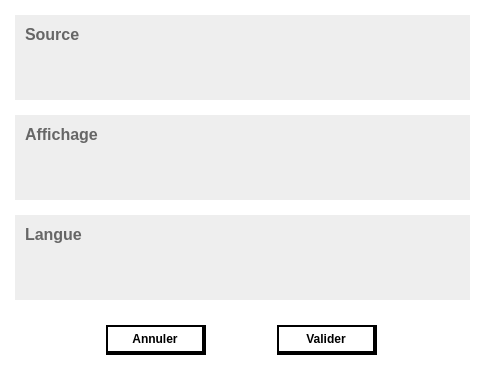
MathGravel/ImageRec, file src/fenetreparametres.ui: the form before one commit.
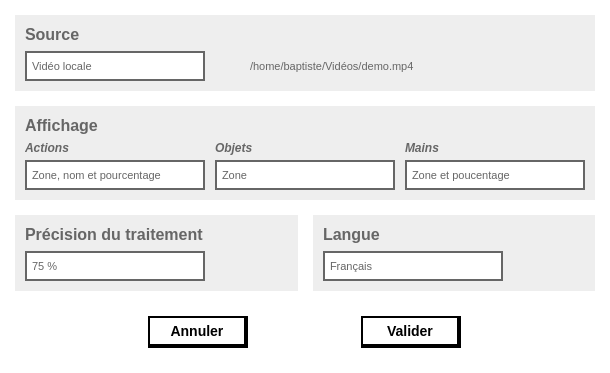
The form after the commit. Icons and pictures are not drawn. Custom widgets are drawn as their Qt base class.

What changed in the file:
```diff
--- a/src/fenetreparametres.ui
+++ b/src/fenetreparametres.ui
@@ -6,10 +6,28 @@
    <rect>
     <x>0</x>
     <y>0</y>
-    <width>485</width>
-    <height>380</height>
+    <width>610</width>
+    <height>373</height>
    </rect>
   </property>
+  <property name="sizePolicy">
+   <sizepolicy hsizetype="Fixed" vsizetype="Fixed">
+    <horstretch>0</horstretch>
+    <verstretch>0</verstretch>
+   </sizepolicy>
+  </property>
+  <property name="minimumSize">
+   <size>
+    <width>610</width>
+    <height>373</height>
+   </size>
+  </property>
+  <property name="maximumSize">
+   <size>
+    <width>610</width>
+    <height>373</height>
+   </size>
+  </property>
   <property name="windowTitle">
    <string>Paramètres</string>
   </property>
@@ -20,10 +38,7 @@
   <property name="styleSheet">
    <string notr="true">background-color: #ffffff;</string>
   </property>
-  <layout class="QVBoxLayout" name="verticalLayout" stretch="4,4,4,1">
-   <property name="spacing">
-    <number>15</number>
-   </property>
+  <layout class="QGridLayout" name="gridLayout" rowstretch="5,5,5,1">
    <property name="leftMargin">
     <number>15</number>
    </property>
@@ -36,8 +51,11 @@
    <property name="bottomMargin">
     <number>15</number>
    </property>
-   <item>
-    <widget class="QFrame" name="source">
+   <property name="spacing">
+    <number>15</number>
+   </property>
+   <item row="1" column="0" colspan="2">
+    <widget class="QFrame" name="affichage">
      <property name="styleSheet">
       <string notr="true">background-color: #eee;
 border: none;
@@ -49,48 +67,341 @@
      <property name="frameShadow">
       <enum>QFrame::Raised</enum>
      </property>
-     <widget class="QLabel" name="sourceTitre">
-      <property name="geometry">
-       <rect>
-        <x>10</x>
-        <y>10</y>
-        <width>284</width>
-        <height>20</height>
-       </rect>
+     <layout class="QGridLayout" name="gridLayout_3">
+      <property name="leftMargin">
+       <number>10</number>
       </property>
-      <property name="sizePolicy">
-       <sizepolicy hsizetype="Preferred" vsizetype="Preferred">
-        <horstretch>0</horstretch>
-        <verstretch>0</verstretch>
-       </sizepolicy>
+      <property name="topMargin">
+       <number>10</number>
       </property>
-      <property name="minimumSize">
-       <size>
-        <width>0</width>
-        <height>20</height>
-       </size>
+      <property name="rightMargin">
+       <number>10</number>
       </property>
-      <property name="maximumSize">
-       <size>
-        <width>16777215</width>
-        <height>16777215</height>
-       </size>
+      <property name="bottomMargin">
+       <number>10</number>
       </property>
-      <property name="styleSheet">
-       <string notr="true">font-size: 16px;
-font-weight: bold;</string>
+      <property name="horizontalSpacing">
+       <number>10</number>
       </property>
-      <property name="text">
-       <string>Source</string>
+      <property name="verticalSpacing">
+       <number>5</number>
       </property>
-      <property name="alignment">
-       <set>Qt::AlignLeading|Qt::AlignLeft|Qt::AlignTop</set>
-      </property>
-     </widget>
+      <item row="0" column="0">
+       <widget class="QLabel" name="affichageTitre">
+        <property name="sizePolicy">
+         <sizepolicy hsizetype="Preferred" vsizetype="Preferred">
+          <horstretch>0</horstretch>
+          <verstretch>0</verstretch>
+         </sizepolicy>
+        </property>
+        <property name="minimumSize">
+         <size>
+          <width>0</width>
+          <height>20</height>
+         </size>
+        </property>
+        <property name="maximumSize">
+         <size>
+          <width>16777215</width>
+          <height>16777215</height>
+         </size>
+        </property>
+        <property name="styleSheet">
+         <string notr="true">font-size: 16px;
+font-weight: bold;</string>
+        </property>
+        <property name="text">
+         <string>Affichage</string>
+        </property>
+        <property name="alignment">
+         <set>Qt::AlignLeading|Qt::AlignLeft|Qt::AlignTop</set>
+        </property>
+       </widget>
+      </item>
+      <item row="1" column="0">
+       <widget class="QLabel" name="actions">
+        <property name="styleSheet">
+         <string notr="true">font-weight: bold;
+font-style: italic;
+font-size: 12px;</string>
+        </property>
+        <property name="text">
+         <string>Actions</string>
+        </property>
+       </widget>
+      </item>
+      <item row="1" column="1">
+       <widget class="QLabel" name="objets">
+        <property name="styleSheet">
+         <string notr="true">font-weight: bold;
+font-style: italic;
+font-size: 12px;</string>
+        </property>
+        <property name="text">
+         <string>Objets</string>
+        </property>
+       </widget>
+      </item>
+      <item row="1" column="2">
+       <widget class="QLabel" name="mains">
+        <property name="styleSheet">
+         <string notr="true">font-weight: bold;
+font-style: italic;
+font-size: 12px;</string>
+        </property>
+        <property name="text">
+         <string>Mains</string>
+        </property>
+       </widget>
+      </item>
+      <item row="2" column="0">
+       <widget class="QComboBox" name="actionsChoix">
+        <property name="minimumSize">
+         <size>
+          <width>180</width>
+          <height>0</height>
+         </size>
+        </property>
+        <property name="maximumSize">
+         <size>
+          <width>140</width>
+          <height>16777215</height>
+         </size>
+        </property>
+        <property name="cursor">
+         <cursorShape>PointingHandCursor</cursorShape>
+        </property>
+        <property name="styleSheet">
+         <string notr="true">QComboBox {
+border: 2px solid #666666;
+background-color: #ffffff;
+padding: 5px;
+font-size: 11px;
+}
+
+QComboBox::drop-down {
+border: none;
+margin-right: 10px;
+subcontrol-origin: padding;
+subcontrol-position: top right;
+}
+
+QComboBox::down-arrow {
+image: url(&quot;:/logos/arrow-bottom.png&quot;);
+width: 15px;
+height: 15px;
+}
+
+QComboBox QAbstractItemView {
+border: none;
+selection-background-color: #ddd;
+margin: 0px;
+padding: 0px;
+outline: 0px;
+}</string>
+        </property>
+        <property name="sizeAdjustPolicy">
+         <enum>QComboBox::AdjustToContentsOnFirstShow</enum>
+        </property>
+        <property name="frame">
+         <bool>true</bool>
+        </property>
+        <item>
+         <property name="text">
+          <string>Zone, nom et pourcentage</string>
+         </property>
+        </item>
+        <item>
+         <property name="text">
+          <string>Zone et nom</string>
+         </property>
+        </item>
+        <item>
+         <property name="text">
+          <string>Zone et poucentage</string>
+         </property>
+        </item>
+        <item>
+         <property name="text">
+          <string>Zone</string>
+         </property>
+        </item>
+        <item>
+         <property name="text">
+          <string>Rien</string>
+         </property>
+        </item>
+       </widget>
+      </item>
+      <item row="2" column="1">
+       <widget class="QComboBox" name="objetsChoix">
+        <property name="minimumSize">
+         <size>
+          <width>180</width>
+          <height>0</height>
+         </size>
+        </property>
+        <property name="maximumSize">
+         <size>
+          <width>140</width>
+          <height>16777215</height>
+         </size>
+        </property>
+        <property name="cursor">
+         <cursorShape>PointingHandCursor</cursorShape>
+        </property>
+        <property name="styleSheet">
+         <string notr="true">QComboBox {
+border: 2px solid #666666;
+background-color: #ffffff;
+padding: 5px;
+font-size: 11px;
+}
+
+QComboBox::drop-down {
+border: none;
+margin-right: 10px;
+subcontrol-origin: padding;
+subcontrol-position: top right;
+}
+
+QComboBox::down-arrow {
+image: url(&quot;:/logos/arrow-bottom.png&quot;);
+width: 15px;
+height: 15px;
+}
+
+QComboBox QAbstractItemView {
+border: none;
+selection-background-color: #ddd;
+margin: 0px;
+padding: 0px;
+outline: 0px;
+}</string>
+        </property>
+        <property name="currentIndex">
+         <number>3</number>
+        </property>
+        <property name="sizeAdjustPolicy">
+         <enum>QComboBox::AdjustToContentsOnFirstShow</enum>
+        </property>
+        <property name="frame">
+         <bool>true</bool>
+        </property>
+        <item>
+         <property name="text">
+          <string>Zone, nom et pourcentage</string>
+         </property>
+        </item>
+        <item>
+         <property name="text">
+          <string>Zone et nom</string>
+         </property>
+        </item>
+        <item>
+         <property name="text">
+          <string>Zone et poucentage</string>
+         </property>
+        </item>
+        <item>
+         <property name="text">
+          <string>Zone</string>
+         </property>
+        </item>
+        <item>
+         <property name="text">
+          <string>Rien</string>
+         </property>
+        </item>
+       </widget>
+      </item>
+      <item row="2" column="2">
+       <widget class="QComboBox" name="mainsChoix">
+        <property name="minimumSize">
+         <size>
+          <width>180</width>
+          <height>0</height>
+         </size>
+        </property>
+        <property name="maximumSize">
+         <size>
+          <width>140</width>
+          <height>16777215</height>
+         </size>
+        </property>
+        <property name="cursor">
+         <cursorShape>PointingHandCursor</cursorShape>
+        </property>
+        <property name="styleSheet">
+         <string notr="true">QComboBox {
+border: 2px solid #666666;
+background-color: #ffffff;
+padding: 5px;
+font-size: 11px;
+}
+
+QComboBox::drop-down {
+border: none;
+margin-right: 10px;
+subcontrol-origin: padding;
+subcontrol-position: top right;
+}
+
+QComboBox::down-arrow {
+image: url(&quot;:/logos/arrow-bottom.png&quot;);
+width: 15px;
+height: 15px;
+}
+
+QComboBox QAbstractItemView {
+border: none;
+selection-background-color: #ddd;
+margin: 0px;
+padding: 0px;
+outline: 0px;
+}</string>
+        </property>
+        <property name="currentIndex">
+         <number>2</number>
+        </property>
+        <property name="sizeAdjustPolicy">
+         <enum>QComboBox::AdjustToContentsOnFirstShow</enum>
+        </property>
+        <property name="frame">
+         <bool>true</bool>
+        </property>
+        <item>
+         <property name="text">
+          <string>Zone, nom et pourcentage</string>
+         </property>
+        </item>
+        <item>
+         <property name="text">
+          <string>Zone et nom</string>
+         </property>
+        </item>
+        <item>
+         <property name="text">
+          <string>Zone et poucentage</string>
+         </property>
+        </item>
+        <item>
+         <property name="text">
+          <string>Zone</string>
+         </property>
+        </item>
+        <item>
+         <property name="text">
+          <string>Rien</string>
+         </property>
+        </item>
+       </widget>
+      </item>
+     </layout>
     </widget>
    </item>
-   <item>
-    <widget class="QFrame" name="video">
+   <item row="2" column="0">
+    <widget class="QFrame" name="traitement">
      <property name="styleSheet">
       <string notr="true">background-color: #eee;
 border: none;
@@ -102,47 +413,223 @@
      <property name="frameShadow">
       <enum>QFrame::Raised</enum>
      </property>
-     <widget class="QLabel" name="videoTitre">
-      <property name="geometry">
-       <rect>
-        <x>10</x>
-        <y>10</y>
-        <width>284</width>
-        <height>20</height>
-       </rect>
+     <layout class="QVBoxLayout" name="verticalLayout_4">
+      <property name="spacing">
+       <number>5</number>
       </property>
-      <property name="sizePolicy">
-       <sizepolicy hsizetype="Preferred" vsizetype="Preferred">
-        <horstretch>0</horstretch>
-        <verstretch>0</verstretch>
-       </sizepolicy>
+      <property name="leftMargin">
+       <number>10</number>
       </property>
-      <property name="minimumSize">
-       <size>
-        <width>0</width>
-        <height>20</height>
-       </size>
+      <property name="topMargin">
+       <number>10</number>
       </property>
-      <property name="maximumSize">
-       <size>
-        <width>16777215</width>
-        <height>16777215</height>
-       </size>
+      <property name="rightMargin">
+       <number>10</number>
       </property>
-      <property name="styleSheet">
-       <string notr="true">font-size: 16px;
-font-weight: bold;</string>
+      <property name="bottomMargin">
+       <number>10</number>
       </property>
-      <property name="text">
-       <string>Affichage</string>
-      </property>
-      <property name="alignment">
-       <set>Qt::AlignLeading|Qt::AlignLeft|Qt::AlignTop</set>
-      </property>
-     </widget>
+      <item>
+       <widget class="QLabel" name="traitementTitre">
+        <property name="sizePolicy">
+         <sizepolicy hsizetype="Preferred" vsizetype="Preferred">
+          <horstretch>0</horstretch>
+          <verstretch>0</verstretch>
+         </sizepolicy>
+        </property>
+        <property name="minimumSize">
+         <size>
+          <width>0</width>
+          <height>20</height>
+         </size>
+        </property>
+        <property name="maximumSize">
+         <size>
+          <width>16777215</width>
+          <height>16777215</height>
+         </size>
+        </property>
+        <property name="styleSheet">
+         <string notr="true">font-size: 16px;
+font-weight: bold;</string>
+        </property>
+        <property name="text">
+         <string>Précision du traitement</string>
+        </property>
+        <property name="alignment">
+         <set>Qt::AlignLeading|Qt::AlignLeft|Qt::AlignTop</set>
+        </property>
+       </widget>
+      </item>
+      <item>
+       <widget class="QComboBox" name="traitementChoix">
+        <property name="minimumSize">
+         <size>
+          <width>180</width>
+          <height>0</height>
+         </size>
+        </property>
+        <property name="maximumSize">
+         <size>
+          <width>140</width>
+          <height>16777215</height>
+         </size>
+        </property>
+        <property name="cursor">
+         <cursorShape>PointingHandCursor</cursorShape>
+        </property>
+        <property name="styleSheet">
+         <string notr="true">QComboBox {
+border: 2px solid #666666;
+background-color: #ffffff;
+padding: 5px;
+font-size: 11px;
+}
+
+QComboBox::drop-down {
+border: none;
+margin-right: 10px;
+subcontrol-origin: padding;
+subcontrol-position: top right;
+}
+
+QComboBox::down-arrow {
+image: url(&quot;:/logos/arrow-bottom.png&quot;);
+width: 15px;
+height: 15px;
+}
+
+QComboBox QAbstractItemView {
+border: none;
+selection-background-color: #ddd;
+margin: 0px;
+padding: 0px;
+outline: 0px;
+}</string>
+        </property>
+        <property name="currentIndex">
+         <number>5</number>
+        </property>
+        <property name="maxVisibleItems">
+         <number>8</number>
+        </property>
+        <property name="sizeAdjustPolicy">
+         <enum>QComboBox::AdjustToContentsOnFirstShow</enum>
+        </property>
+        <property name="frame">
+         <bool>true</bool>
+        </property>
+        <item>
+         <property name="text">
+          <string>100 %</string>
+         </property>
+        </item>
+        <item>
+         <property name="text">
+          <string>95 %</string>
+         </property>
+        </item>
+        <item>
+         <property name="text">
+          <string>90 %</string>
+         </property>
+        </item>
+        <item>
+         <property name="text">
+          <string>85 %</string>
+         </property>
+        </item>
+        <item>
+         <property name="text">
+          <string>80 %</string>
+         </property>
+        </item>
+        <item>
+         <property name="text">
+          <string>75 %</string>
+         </property>
+        </item>
+        <item>
+         <property name="text">
+          <string>70 %</string>
+         </property>
+        </item>
+        <item>
+         <property name="text">
+          <string>65 %</string>
+         </property>
+        </item>
+        <item>
+         <property name="text">
+          <string>60 %</string>
+         </property>
+        </item>
+        <item>
+         <property name="text">
+          <string>55 %</string>
+         </property>
+        </item>
+        <item>
+         <property name="text">
+          <string>50 %</string>
+         </property>
+        </item>
+        <item>
+         <property name="text">
+          <string>45 %</string>
+         </property>
+        </item>
+        <item>
+         <property name="text">
+          <string>40 %</string>
+         </property>
+        </item>
+        <item>
+         <property name="text">
+          <string>35 %</string>
+         </property>
+        </item>
+        <item>
+         <property name="text">
+          <string>30 %</string>
+         </property>
+        </item>
+        <item>
+         <property name="text">
+          <string>25 %</string>
+         </property>
+        </item>
+        <item>
+         <property name="text">
+          <string>20 %</string>
+         </property>
+        </item>
+        <item>
+         <property name="text">
+          <string>15 %</string>
+         </property>
+        </item>
+        <item>
+         <property name="text">
+          <string>10 %</string>
+         </property>
+        </item>
+        <item>
+         <property name="text">
+          <string>5 %</string>
+         </property>
+        </item>
+        <item>
+         <property name="text">
+          <string>0 %</string>
+         </property>
+        </item>
+       </widget>
+      </item>
+     </layout>
     </widget>
    </item>
-   <item>
+   <item row="2" column="1">
     <widget class="QFrame" name="langue">
      <property name="styleSheet">
       <string notr="true">background-color: #eee;
@@ -155,47 +642,289 @@
      <property name="frameShadow">
       <enum>QFrame::Raised</enum>
      </property>
-     <widget class="QLabel" name="langueTitre">
-      <property name="geometry">
-       <rect>
-        <x>10</x>
-        <y>10</y>
-        <width>284</width>
-        <height>20</height>
-       </rect>
+     <layout class="QVBoxLayout" name="verticalLayout_2">
+      <property name="spacing">
+       <number>5</number>
       </property>
-      <property name="sizePolicy">
-       <sizepolicy hsizetype="Preferred" vsizetype="Preferred">
-        <horstretch>0</horstretch>
-        <verstretch>0</verstretch>
-       </sizepolicy>
+      <property name="leftMargin">
+       <number>10</number>
       </property>
-      <property name="minimumSize">
-       <size>
-        <width>0</width>
-        <height>20</height>
-       </size>
+      <property name="topMargin">
+       <number>10</number>
       </property>
-      <property name="maximumSize">
-       <size>
-        <width>16777215</width>
-        <height>16777215</height>
-       </size>
+      <property name="rightMargin">
+       <number>10</number>
       </property>
-      <property name="styleSheet">
-       <string notr="true">font-size: 16px;
+      <property name="bottomMargin">
+       <number>10</number>
+      </property>
+      <item>
+       <widget class="QLabel" name="langueTitre">
+        <property name="sizePolicy">
+         <sizepolicy hsizetype="Preferred" vsizetype="Preferred">
+          <horstretch>0</horstretch>
+          <verstretch>0</verstretch>
+         </sizepolicy>
+        </property>
+        <property name="minimumSize">
+         <size>
+          <width>0</width>
+          <height>20</height>
+         </size>
+        </property>
+        <property name="maximumSize">
+         <size>
+          <width>16777215</width>
+          <height>16777215</height>
+         </size>
+        </property>
+        <property name="styleSheet">
+         <string notr="true">font-size: 16px;
 font-weight: bold;</string>
+        </property>
+        <property name="text">
+         <string>Langue</string>
+        </property>
+        <property name="alignment">
+         <set>Qt::AlignLeading|Qt::AlignLeft|Qt::AlignTop</set>
+        </property>
+       </widget>
+      </item>
+      <item>
+       <widget class="QComboBox" name="langueChoix">
+        <property name="minimumSize">
+         <size>
+          <width>180</width>
+          <height>0</height>
+         </size>
+        </property>
+        <property name="maximumSize">
+         <size>
+          <width>140</width>
+          <height>16777215</height>
+         </size>
+        </property>
+        <property name="cursor">
+         <cursorShape>PointingHandCursor</cursorShape>
+        </property>
+        <property name="styleSheet">
+         <string notr="true">QComboBox {
+border: 2px solid #666666;
+background-color: #ffffff;
+padding: 5px;
+font-size: 11px;
+}
+
+QComboBox::drop-down {
+border: none;
+margin-right: 10px;
+subcontrol-origin: padding;
+subcontrol-position: top right;
+}
+
+QComboBox::down-arrow {
+image: url(&quot;:/logos/arrow-bottom.png&quot;);
+width: 15px;
+height: 15px;
+}
+
+QComboBox QAbstractItemView {
+border: none;
+selection-background-color: #ddd;
+margin: 0px;
+padding: 0px;
+outline: 0px;
+}</string>
+        </property>
+        <property name="sizeAdjustPolicy">
+         <enum>QComboBox::AdjustToContentsOnFirstShow</enum>
+        </property>
+        <property name="frame">
+         <bool>true</bool>
+        </property>
+        <item>
+         <property name="text">
+          <string>Français</string>
+         </property>
+        </item>
+        <item>
+         <property name="text">
+          <string>Anglais</string>
+         </property>
+        </item>
+       </widget>
+      </item>
+     </layout>
+    </widget>
+   </item>
+   <item row="0" column="0" colspan="2">
+    <widget class="QFrame" name="source">
+     <property name="styleSheet">
+      <string notr="true">background-color: #eee;
+border: none;
+color: #666666;</string>
+     </property>
+     <property name="frameShape">
+      <enum>QFrame::StyledPanel</enum>
+     </property>
+     <property name="frameShadow">
+      <enum>QFrame::Raised</enum>
+     </property>
+     <layout class="QGridLayout" name="gridLayout_2">
+      <property name="leftMargin">
+       <number>10</number>
       </property>
-      <property name="text">
-       <string>Langue</string>
+      <property name="topMargin">
+       <number>10</number>
       </property>
-      <property name="alignment">
-       <set>Qt::AlignLeading|Qt::AlignLeft|Qt::AlignTop</set>
+      <property name="rightMargin">
+       <number>10</number>
       </property>
-     </widget>
+      <property name="bottomMargin">
+       <number>10</number>
+      </property>
+      <property name="spacing">
+       <number>5</number>
+      </property>
+      <item row="1" column="2">
+       <widget class="QLabel" name="message">
+        <property name="font">
+         <font>
+          <pointsize>-1</pointsize>
+         </font>
+        </property>
+        <property name="styleSheet">
+         <string notr="true">font-size: 11px;</string>
+        </property>
+        <property name="text">
+         <string>/home/baptiste/Vidéos/demo.mp4</string>
+        </property>
+       </widget>
+      </item>
+      <item row="1" column="0">
+       <widget class="QComboBox" name="sourceChoix">
+        <property name="maximumSize">
+         <size>
+          <width>180</width>
+          <height>16777215</height>
+         </size>
+        </property>
+        <property name="cursor">
+         <cursorShape>PointingHandCursor</cursorShape>
+        </property>
+        <property name="styleSheet">
+         <string notr="true">QComboBox {
+border: 2px solid #666666;
+background-color: #ffffff;
+padding: 5px;
+font-size: 11px;
+}
+
+QComboBox::drop-down {
+border: none;
+margin-right: 10px;
+subcontrol-origin: padding;
+subcontrol-position: top right;
+}
+
+QComboBox::down-arrow {
+image: url(&quot;:/logos/arrow-bottom.png&quot;);
+width: 15px;
+height: 15px;
+}
+
+QComboBox QAbstractItemView {
+border: none;
+selection-background-color: #ddd;
+margin: 0px;
+padding: 0px;
+outline: 0px;
+}</string>
+        </property>
+        <property name="currentIndex">
+         <number>2</number>
+        </property>
+        <property name="sizeAdjustPolicy">
+         <enum>QComboBox::AdjustToContentsOnFirstShow</enum>
+        </property>
+        <property name="frame">
+         <bool>true</bool>
+        </property>
+        <item>
+         <property name="text">
+          <string>Intel RealSense (D435)</string>
+         </property>
+        </item>
+        <item>
+         <property name="text">
+          <string>Microsoft Kinect (Xbox One)</string>
+         </property>
+        </item>
+        <item>
+         <property name="text">
+          <string>Vidéo locale</string>
+         </property>
+        </item>
+       </widget>
+      </item>
+      <item row="0" column="0">
+       <widget class="QLabel" name="sourceTitre">
+        <property name="sizePolicy">
+         <sizepolicy hsizetype="Preferred" vsizetype="Preferred">
+          <horstretch>0</horstretch>
+          <verstretch>0</verstretch>
+         </sizepolicy>
+        </property>
+        <property name="minimumSize">
+         <size>
+          <width>0</width>
+          <height>20</height>
+         </size>
+        </property>
+        <property name="maximumSize">
+         <size>
+          <width>16777215</width>
+          <height>16777215</height>
+         </size>
+        </property>
+        <property name="styleSheet">
+         <string notr="true">font-size: 16px;
+font-weight: bold;</string>
+        </property>
+        <property name="text">
+         <string>Source</string>
+        </property>
+        <property name="alignment">
+         <set>Qt::AlignLeading|Qt::AlignLeft|Qt::AlignTop</set>
+        </property>
+       </widget>
+      </item>
+      <item row="1" column="1">
+       <widget class="QLabel" name="icone">
+        <property name="maximumSize">
+         <size>
+          <width>35</width>
+          <height>15</height>
+         </size>
+        </property>
+        <property name="styleSheet">
+         <string notr="true">margin-left: 20px;</string>
+        </property>
+        <property name="text">
+         <string/>
+        </property>
+        <property name="pixmap">
+         <pixmap resource="icones.qrc">:/logos/check.png</pixmap>
+        </property>
+        <property name="scaledContents">
+         <bool>true</bool>
+        </property>
+       </widget>
+      </item>
+     </layout>
     </widget>
    </item>
-   <item>
+   <item row="3" column="0" colspan="2">
     <widget class="QFrame" name="boutons">
      <property name="styleSheet">
       <string notr="true">QFrame#boutons {
@@ -245,7 +974,7 @@
        <number>10</number>
       </property>
       <item>
-       <widget class="Button" name="annuler">
+       <widget class="QPushButton" name="annuler">
         <property name="maximumSize">
          <size>
           <width>100</width>
@@ -255,15 +984,18 @@
         <property name="cursor">
          <cursorShape>PointingHandCursor</cursorShape>
         </property>
+        <property name="styleSheet">
+         <string notr="true">font-size: 14px;</string>
+        </property>
         <property name="text">
          <string>Annuler</string>
         </property>
        </widget>
       </item>
       <item>
-       <widget class="Button" name="valider">
+       <widget class="QPushButton" name="valider">
         <property name="sizePolicy">
-         <sizepolicy hsizetype="Minimum" vsizetype="Minimum">
+         <sizepolicy hsizetype="Minimum" vsizetype="Fixed">
           <horstretch>0</horstretch>
           <verstretch>0</verstretch>
          </sizepolicy>
@@ -283,6 +1015,9 @@
         <property name="cursor">
          <cursorShape>PointingHandCursor</cursorShape>
         </property>
+        <property name="styleSheet">
+         <string notr="true">font-size: 14px;</string>
+        </property>
         <property name="text">
          <string>Valider</string>
         </property>
@@ -293,16 +1028,6 @@
    </item>
   </layout>
  </widget>
- <customwidgets>
-  <customwidget>
-   <class>Button</class>
-   <extends>QPushButton</extends>
-   <header>button.h</header>
-   <slots>
-    <slot>ouvrirFenetreOptions()</slot>
-   </slots>
-  </customwidget>
- </customwidgets>
  <resources>
   <include location="images.qrc"/>
  </resources>
```
Left out of the diff: 1 changed line with no effect on the pictures.
